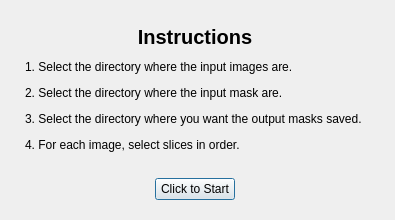
freesurfer/freesurfer, file dissection_photo/connected_components/DialogWelcome.ui: the form before one commit.
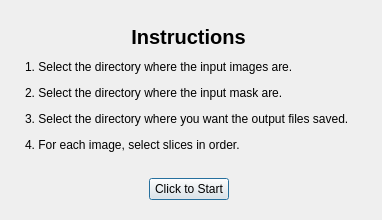
The form after the commit.

The edit to the form file:
```diff
--- a/dissection_photo/connected_components/DialogWelcome.ui
+++ b/dissection_photo/connected_components/DialogWelcome.ui
@@ -34,7 +34,6 @@
      <property name="font">
       <font>
        <pointsize>15</pointsize>
-       <weight>75</weight>
        <bold>true</bold>
       </font>
      </property>
@@ -65,7 +64,7 @@
    <item>
     <widget class="QLabel" name="label_2">
      <property name="text">
-      <string>&lt;p&gt;1. Select the directory where the input images are. &lt;/p&gt;&lt;p&gt;2. Select the directory where the input mask are. &lt;/p&gt;&lt;p&gt;3. Select the directory where you want the output masks saved. &lt;/p&gt;&lt;p&gt;4. For each image, select slices in order.&lt;/p&gt;</string>
+      <string>&lt;p&gt;1. Select the directory where the input images are. &lt;/p&gt;&lt;p&gt;2. Select the directory where the input mask are. &lt;/p&gt;&lt;p&gt;3. Select the directory where you want the output files saved. &lt;/p&gt;&lt;p&gt;4. For each image, select slices in order.&lt;/p&gt;</string>
      </property>
     </widget>
    </item>
```
